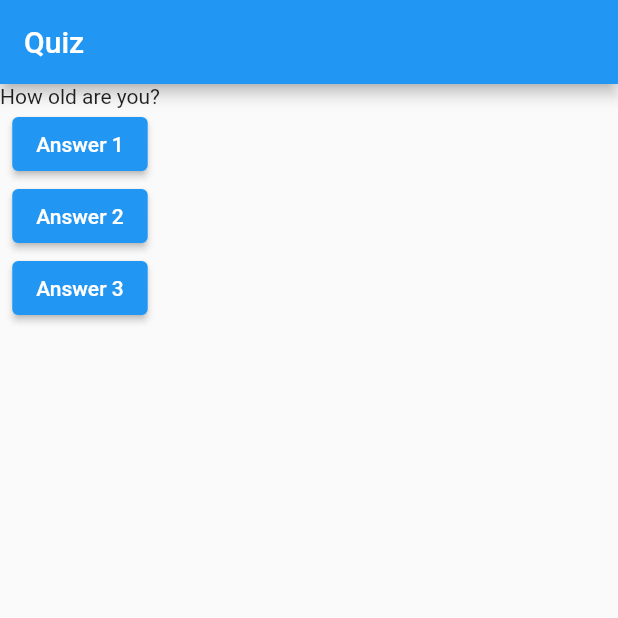
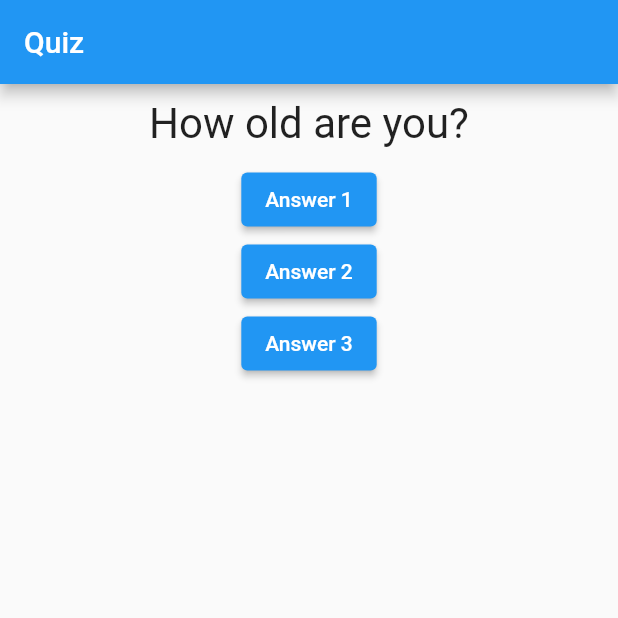
Before and after one commit to SashaPilevich/dart-flutter-basic, a Flutter app: the screen it shows after launch, after a tap on "Answer 1", on a phone screen of 412 x 824 dp, the top half of it. Run offline on Flutter 3.47's test engine with Material 2 defaults, Android fonts, the phone set to English and light mode, and no system bars.

```diff
--- a/flutter_first_app/lib/main.dart
+++ b/flutter_first_app/lib/main.dart
@@ -1,4 +1,5 @@
 import 'package:flutter/material.dart';
+import './question.dart';
 
 void main() {
   runApp(MyApp());
@@ -8,15 +9,15 @@ class MyApp extends StatefulWidget {
   const MyApp({super.key});
   @override
   State<StatefulWidget> createState() {
-    return MyAppState();
+    return _MyAppState();
   }
 }
 
-class MyAppState extends State<MyApp> {
-  var questionIndex = 0;
-  void answerQuestion() {
+class _MyAppState extends State<MyApp> {
+  var _questionIndex = 0;
+  void _answerQuestion() {
     setState(() {
-        questionIndex = questionIndex + 1;
+      _questionIndex = _questionIndex + 1;
     });
   }
 
@@ -34,9 +35,9 @@ class MyAppState extends State<MyApp> {
         ),
         body: Column(
           children: [
-            Text(questions[questionIndex]),
-            ElevatedButton(onPressed: answerQuestion, child: Text('Answer 1')),
-            ElevatedButton(onPressed: answerQuestion, child: Text('Answer 2')),
+            Question(questions[_questionIndex]),
+            ElevatedButton(onPressed: _answerQuestion, child: Text('Answer 1')),
+            ElevatedButton(onPressed: _answerQuestion, child: Text('Answer 2')),
             ElevatedButton(
                 onPressed: () => print('Answer 3 chosen'),
                 child: Text('Answer 3')),
--- /dev/null
+++ b/flutter_first_app/lib/question.dart
@@ -0,0 +1,20 @@
+import 'package:flutter/material.dart';
+
+class Question extends StatelessWidget {
+  final String questionText;
+
+  Question(this.questionText);
+
+  @override
+  Widget build(BuildContext context) {
+    return Container(
+      width: double.infinity,
+      margin: EdgeInsets.all(10),
+      child: Text(
+        questionText,
+        style: TextStyle(fontSize: 28),
+        textAlign: TextAlign.center,
+      ),
+    );
+  }
+}
```
Also changed, not shown: 1 other file.
